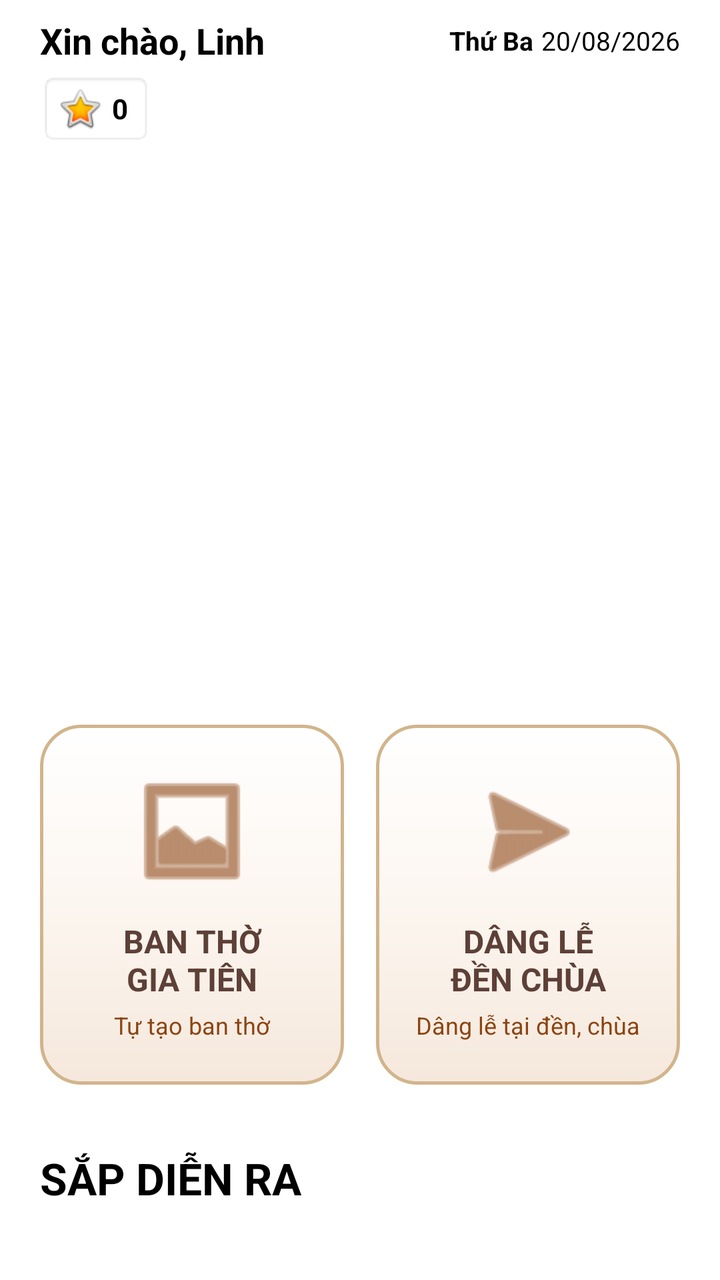
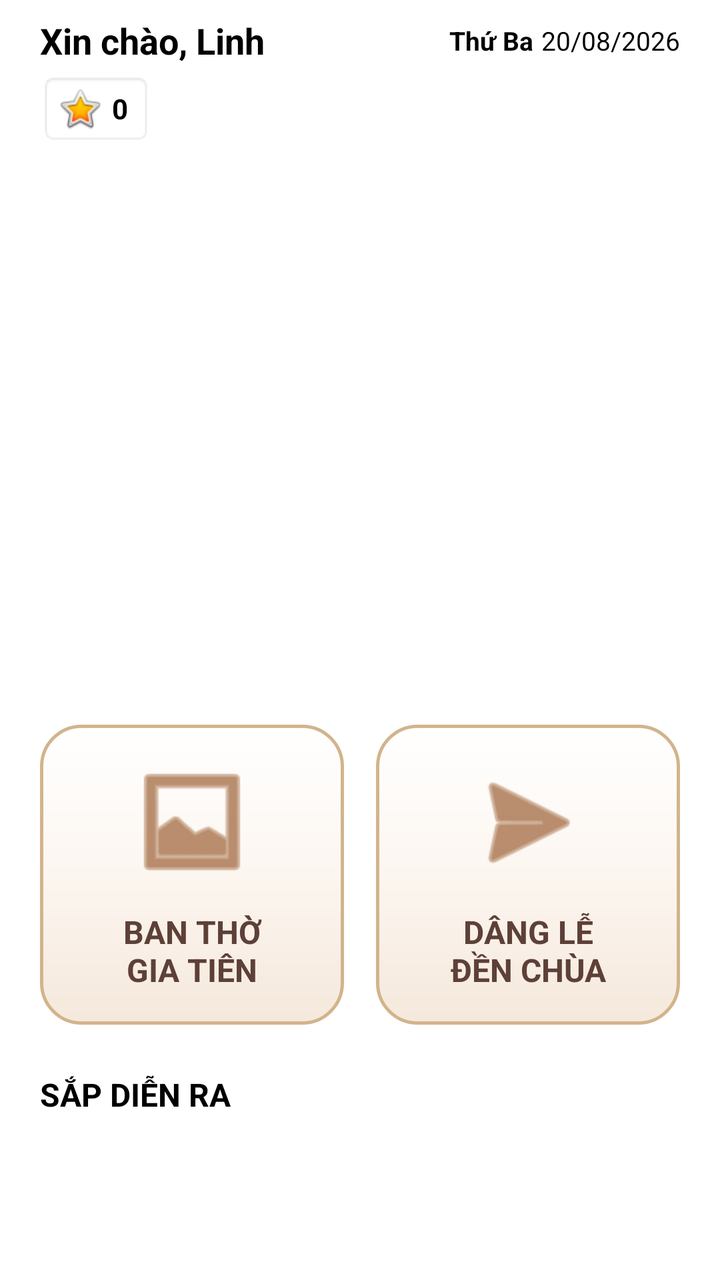

An Android layout rendered at two revisions. The XML below is the earlier revision; the diff shows what the commit changed to produce the second picture.
<!-- AndroidManifest.xml: application theme Theme.ThapHuongGiaTien -->
<!-- res/layout/fragment_home.xml -->
<?xml version="1.0" encoding="utf-8"?>
<androidx.constraintlayout.widget.ConstraintLayout xmlns:android="http://schemas.android.com/apk/res/android"
    xmlns:app="http://schemas.android.com/apk/res-auto"
    android:layout_width="match_parent"
    android:layout_height="match_parent"
    android:background="@color/white">

    <androidx.core.widget.NestedScrollView
        android:id="@+id/scrollView"
        android:layout_width="match_parent"
        android:layout_height="match_parent"
        android:fillViewport="true">

        <LinearLayout
            android:id="@+id/layoutContent"
            android:layout_width="match_parent"
            android:layout_height="wrap_content"
            android:orientation="vertical"
            android:paddingStart="20dp"
            android:paddingEnd="20dp"
            android:paddingBottom="32dp">

            <LinearLayout
                android:id="@+id/layoutUserInfo"
                android:layout_width="match_parent"
                android:layout_marginTop="8dp"
                android:layout_height="wrap_content"
                android:gravity="center_vertical"
                android:orientation="horizontal">

                <TextView
                    android:id="@+id/txtUserName"
                    android:layout_width="0dp"
                    android:layout_height="wrap_content"
                    android:layout_weight="1"
                    android:textColor="@color/black"
                    android:text="Xin chào, Linh"
                    android:textSize="18sp"
                    android:textStyle="bold" />

                <TextView
                    android:id="@+id/txtDayOfWeek"
                    android:layout_width="wrap_content"
                    android:layout_height="wrap_content"
                    android:layout_marginEnd="4dp"
                    android:text="Thứ Ba"
                    android:textColor="@color/black"
                    android:textSize="13sp"
                    android:textStyle="bold" />

                <TextView
                    android:id="@+id/txtDate"
                    android:textColor="@color/black"
                    android:layout_width="wrap_content"
                    android:layout_height="wrap_content"
                    android:text="20/08/2026"
                    android:textSize="13sp" />
            </LinearLayout>

            <include
                android:id="@+id/layoutGold"
                layout="@layout/layout_gold"
                android:layout_width="wrap_content"
                android:layout_height="wrap_content"
                android:layout_marginTop="4dp" />

            <androidx.cardview.widget.CardView
                android:id="@+id/cardBanner"
                android:layout_width="match_parent"
                android:layout_height="250dp"
                android:layout_marginTop="16dp"
                app:cardCornerRadius="20dp"
                app:cardElevation="0dp">

                <androidx.constraintlayout.widget.ConstraintLayout
                    android:layout_width="match_parent"
                    android:layout_height="match_parent">

                    <ImageView
                        android:id="@+id/imgBanner"
                        android:layout_width="match_parent"
                        android:layout_height="match_parent"
                        android:contentDescription="@null"
                        android:scaleType="centerCrop" />
                </androidx.constraintlayout.widget.ConstraintLayout>
            </androidx.cardview.widget.CardView>

            <LinearLayout
                android:id="@+id/layoutFunctions"
                android:layout_width="match_parent"
                android:layout_height="wrap_content"
                android:layout_marginTop="24dp"
                android:baselineAligned="false"
                android:orientation="horizontal"
                android:weightSum="2">

                <LinearLayout
                    android:id="@+id/cardBanThoGiaTien"
                    android:layout_width="0dp"
                    android:layout_height="180dp"
                    android:layout_marginEnd="8dp"
                    android:layout_weight="1"
                    android:background="@drawable/bg_action_button"
                    android:clickable="true"
                    android:focusable="true"
                    android:gravity="center"
                    android:orientation="vertical"
                    android:padding="16dp">

                    <ImageView
                        android:id="@+id/imgBanThoIcon"
                        android:layout_width="64dp"
                        android:layout_height="64dp"
                        android:contentDescription="@null"
                        android:src="@android:drawable/ic_menu_gallery"
                        app:tint="#8B4513" />

                    <TextView
                        android:id="@+id/txtBanThoTitle"
                        android:layout_width="match_parent"
                        android:layout_height="wrap_content"
                        android:layout_marginTop="12dp"
                        android:gravity="center"
                        android:text="BAN THỜ\nGIA TIÊN"
                        android:textColor="#5D4037"
                        android:textSize="16sp"
                        android:textStyle="bold" />

                    <TextView
                        android:id="@+id/txtBanThoDescription"
                        android:layout_width="match_parent"
                        android:layout_height="wrap_content"
                        android:layout_marginTop="4dp"
                        android:gravity="center"
                        android:text="Tự tạo ban thờ"
                        android:textColor="#8B4513"
                        android:textSize="12sp" />
                </LinearLayout>

                <LinearLayout
                    android:id="@+id/cardDangLe"
                    android:layout_width="0dp"
                    android:layout_height="180dp"
                    android:layout_marginStart="8dp"
                    android:layout_weight="1"
                    android:background="@drawable/bg_action_button"
                    android:clickable="true"
                    android:focusable="true"
                    android:gravity="center"
                    android:orientation="vertical"
                    android:padding="16dp">

                    <ImageView
                        android:id="@+id/imgDangLeIcon"
                        android:layout_width="64dp"
                        android:layout_height="64dp"
                        android:contentDescription="@null"
                        android:src="@android:drawable/ic_menu_send"
                        app:tint="#8B4513" />

                    <TextView
                        android:id="@+id/txtDangLeTitle"
                        android:layout_width="match_parent"
                        android:layout_height="wrap_content"
                        android:layout_marginTop="12dp"
                        android:gravity="center"
                        android:text="DÂNG LỄ\nĐỀN CHÙA"
                        android:textColor="#5D4037"
                        android:textSize="16sp"
                        android:textStyle="bold" />

                    <TextView
                        android:id="@+id/txtDangLeDescription"
                        android:layout_width="match_parent"
                        android:layout_height="wrap_content"
                        android:layout_marginTop="4dp"
                        android:gravity="center"
                        android:text="Dâng lễ tại đền, chùa"
                        android:textColor="#8B4513"
                        android:textSize="12sp" />
                </LinearLayout>
            </LinearLayout>

            <androidx.constraintlayout.widget.ConstraintLayout
                android:id="@+id/layoutEventHeader"
                android:layout_width="match_parent"
                android:layout_height="wrap_content"
                android:layout_marginTop="32dp">

                <TextView
                    android:id="@+id/txtEventTitle"
                    android:layout_width="0dp"
                    android:layout_height="wrap_content"
                    android:text="SẮP DIỄN RA"
                    android:textSize="22sp"
                    android:textStyle="bold"
                    android:textColor="@color/black"
                    app:layout_constraintEnd_toEndOf="parent"
                    app:layout_constraintStart_toStartOf="parent"
                    app:layout_constraintTop_toTopOf="parent" />
            </androidx.constraintlayout.widget.ConstraintLayout>

            <androidx.recyclerview.widget.RecyclerView
                android:id="@+id/rvEvents"
                android:layout_width="match_parent"
                android:layout_height="wrap_content"
                android:layout_marginTop="14dp"
                android:nestedScrollingEnabled="false"
                app:layoutManager="androidx.recyclerview.widget.LinearLayoutManager" />
        </LinearLayout>
    </androidx.core.widget.NestedScrollView>

</androidx.constraintlayout.widget.ConstraintLayout>
<!-- res/layout/layout_gold.xml (included above) -->
<?xml version="1.0" encoding="utf-8"?>
<LinearLayout xmlns:android="http://schemas.android.com/apk/res/android"
    android:id="@+id/layoutGold"
    android:layout_width="wrap_content"
    android:layout_height="wrap_content"
    android:background="@android:drawable/editbox_background"
    android:gravity="center_vertical"
    android:orientation="horizontal"
    android:paddingStart="8dp"
    android:paddingEnd="12dp">

    <ImageView
        android:layout_width="24dp"
        android:layout_height="24dp"
        android:src="@android:drawable/btn_star_big_on" />

    <TextView
        android:id="@+id/txtGold"
        android:layout_width="wrap_content"
        android:layout_height="wrap_content"
        android:layout_marginStart="4dp"
        android:text="0"
        android:textColor="@android:color/black"
        android:textStyle="bold" />
</LinearLayout>
<!-- resources referenced by this layout -->
<resources>
  <color name="black">#FF000000</color>
  <color name="white">#FFFFFFFF</color>
  <!-- drawable bg_action_button (drawable) -->
  <?xml version="1.0" encoding="utf-8"?>
  <ripple xmlns:android="http://schemas.android.com/apk/res/android"
      android:color="#208B4513">
      <item>
          <shape android:shape="rectangle">
              <gradient
                  android:startColor="#FFFFFF"
                  android:centerColor="#FCF6F0"
                  android:endColor="#F5E8DC"
                  android:angle="270" />
              <corners android:radius="20dp" />
              <stroke
                  android:width="1.5dp"
                  android:color="#D2B48C" />
          </shape>
      </item>
  </ripple>
  <style name="Theme.ThapHuongGiaTien" parent="Theme.MaterialComponents.DayNight.NoActionBar">
          
          <item name="colorPrimary">@color/purple_500</item>
          <item name="colorPrimaryVariant">@color/purple_700</item>
          <item name="colorOnPrimary">@color/white</item>
          
          <item name="colorSecondary">@color/teal_200</item>
          <item name="colorSecondaryVariant">@color/teal_700</item>
          <item name="colorOnSecondary">@color/black</item>
          
          <item name="android:statusBarColor">@color/white</item>
          <item name="android:windowLightStatusBar">true</item>
          
      </style>
  <color name="purple_500">#FF6200EE</color>
  <color name="purple_700">#FF3700B3</color>
  <color name="teal_200">#FF03DAC5</color>
  <color name="teal_700">#FF018786</color>
</resources>

<!-- the commit's change to res/layout/fragment_home.xml (unified diff, before → after) -->
@@ -97,7 +97,7 @@
                 <LinearLayout
                     android:id="@+id/cardBanThoGiaTien"
                     android:layout_width="0dp"
-                    android:layout_height="180dp"
+                    android:layout_height="150dp"
                     android:layout_marginEnd="8dp"
                     android:layout_weight="1"
                     android:background="@drawable/bg_action_button"
@@ -125,22 +125,12 @@
                         android:textColor="#5D4037"
                         android:textSize="16sp"
                         android:textStyle="bold" />
-
-                    <TextView
-                        android:id="@+id/txtBanThoDescription"
-                        android:layout_width="match_parent"
-                        android:layout_height="wrap_content"
-                        android:layout_marginTop="4dp"
-                        android:gravity="center"
-                        android:text="Tự tạo ban thờ"
-                        android:textColor="#8B4513"
-                        android:textSize="12sp" />
                 </LinearLayout>
 
                 <LinearLayout
                     android:id="@+id/cardDangLe"
                     android:layout_width="0dp"
-                    android:layout_height="180dp"
+                    android:layout_height="150dp"
                     android:layout_marginStart="8dp"
                     android:layout_weight="1"
                     android:background="@drawable/bg_action_button"
@@ -168,16 +158,6 @@
                         android:textColor="#5D4037"
                         android:textSize="16sp"
                         android:textStyle="bold" />
-
-                    <TextView
-                        android:id="@+id/txtDangLeDescription"
-                        android:layout_width="match_parent"
-                        android:layout_height="wrap_content"
-                        android:layout_marginTop="4dp"
-                        android:gravity="center"
-                        android:text="Dâng lễ tại đền, chùa"
-                        android:textColor="#8B4513"
-                        android:textSize="12sp" />
                 </LinearLayout>
             </LinearLayout>
 
@@ -185,14 +165,14 @@
                 android:id="@+id/layoutEventHeader"
                 android:layout_width="match_parent"
                 android:layout_height="wrap_content"
-                android:layout_marginTop="32dp">
+                android:layout_marginTop="24dp">
 
                 <TextView
                     android:id="@+id/txtEventTitle"
                     android:layout_width="0dp"
                     android:layout_height="wrap_content"
                     android:text="SẮP DIỄN RA"
-                    android:textSize="22sp"
+                    android:textSize="16sp"
                     android:textStyle="bold"
                     android:textColor="@color/black"
                     app:layout_constraintEnd_toEndOf="parent"
@@ -204,7 +184,7 @@
                 android:id="@+id/rvEvents"
                 android:layout_width="match_parent"
                 android:layout_height="wrap_content"
-                android:layout_marginTop="14dp"
+                android:layout_marginTop="12dp"
                 android:nestedScrollingEnabled="false"
                 app:layoutManager="androidx.recyclerview.widget.LinearLayoutManager" />
         </LinearLayout>
